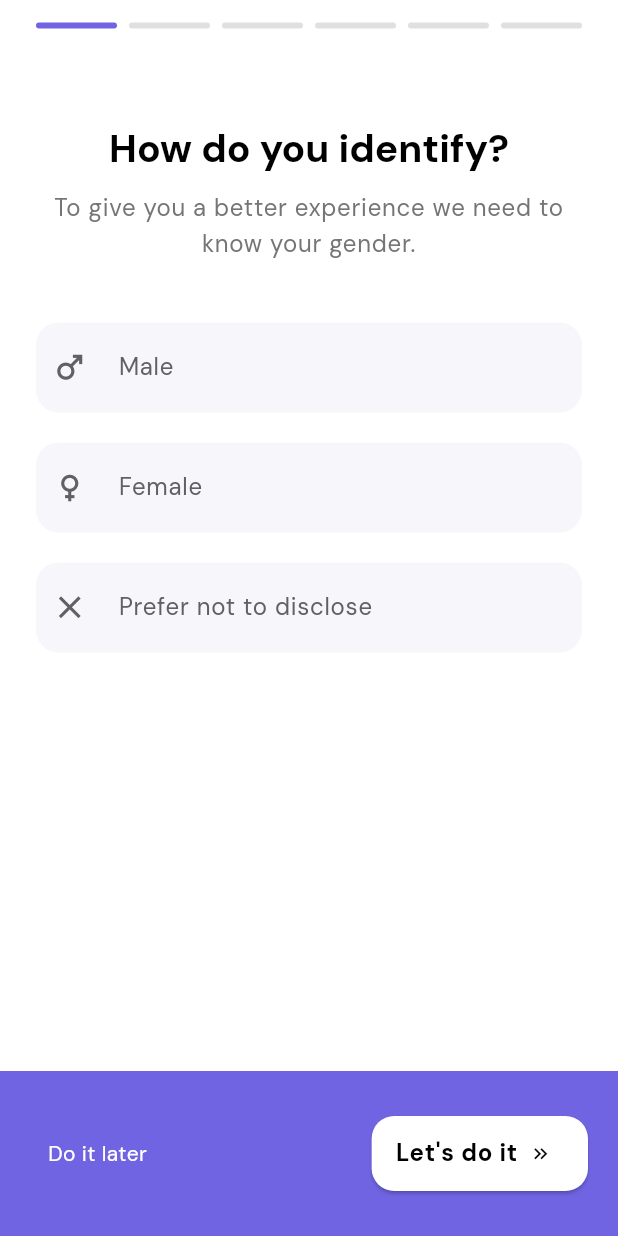
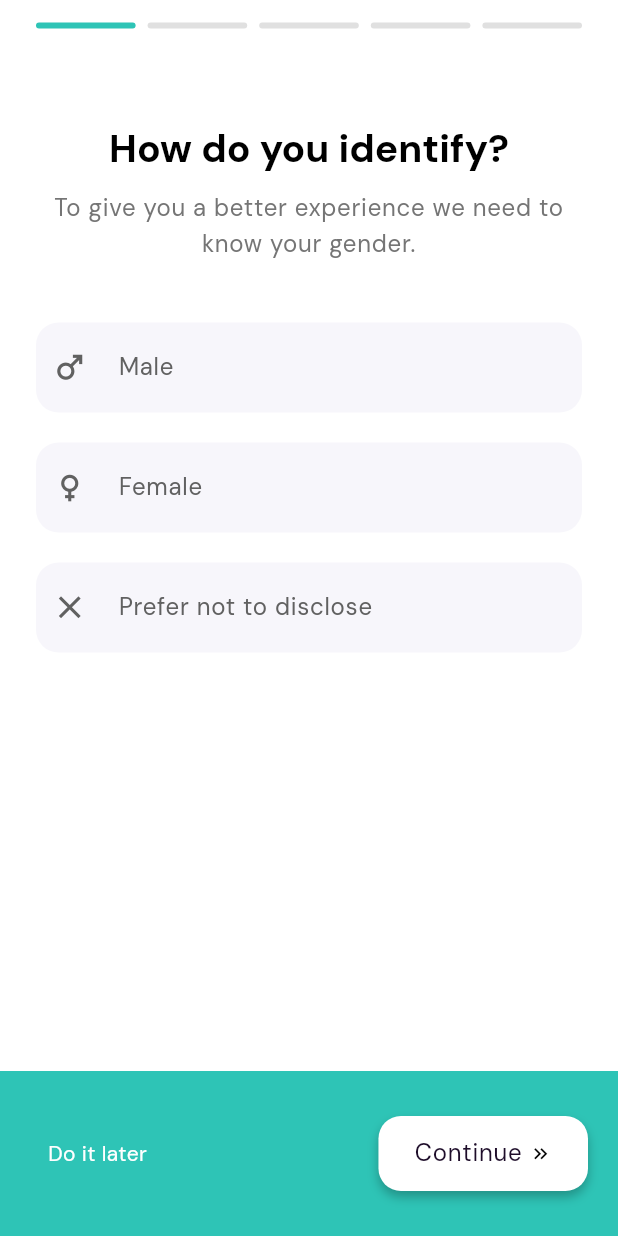
Before and after one commit to TheNairaSign/Forma, a Flutter app: the screen it shows after launch, after a tap on "Login", on a phone screen of 412 x 824 dp. Run offline on Flutter 3.47's test engine with Material 3 defaults, Android fonts, the phone set to English and light mode, and no system bars; our stand-ins replace animate_do, another_flushbar, circular_countdown_timer, fl_chart, flutter_animate, flutter_riverpod and 12 more; missing offline and left inert: android_alarm_manager_plus, vertical_weight_slider; accounts and stored records are empty; network calls fail; project files that could hold a hidden picture were left out.

Commit message:
refactor(ui): update color scheme and improve onboarding flow
- Replace deprecated color references with new GlobalColors
- Remove unused imports and commented code
- Enhance button styling and animations
- Streamline onboarding navigation logic
- Update text styles and spacing for better readability

```diff
--- a/lib/onboarding/screens/onboarding_screen.dart
+++ b/lib/onboarding/screens/onboarding_screen.dart
@@ -3,11 +3,12 @@ import 'package:workout_tracker/constants.dart';
 import 'package:workout_tracker/onboarding/screens/page_view_screens/age_slider_screen.dart';
 import 'package:workout_tracker/onboarding/screens/page_view_screens/food_preference_screen.dart';
 import 'package:workout_tracker/onboarding/screens/page_view_screens/gender_identity_screen.dart';
-import 'package:workout_tracker/onboarding/screens/page_view_screens/goal_screen.dart';
+// import 'package:workout_tracker/onboarding/screens/page_view_screens/goal_screen.dart';
 import 'package:workout_tracker/onboarding/screens/page_view_screens/height_slider_screen.dart';
 import 'package:workout_tracker/onboarding/screens/page_view_screens/weight_slider_screen.dart';
 import 'package:workout_tracker/onboarding/widgets/custom_bottom_sheet.dart';
 import 'package:workout_tracker/style/global_colors.dart';
+import 'package:workout_tracker/views/pages/navigation/navigation_page.dart';
 
 class OnboardingScreen extends StatefulWidget {
   const OnboardingScreen({super.key});
@@ -24,8 +25,16 @@ class _OnboardingScreenState extends State<OnboardingScreen> {
     WeightSliderScreen(),
     HeightSliderScreen(),
     FoodPreferenceScreen(),
-    GoalScreen()
+    // GoalScreen()
   ];
+
+  void toggleScreens() {
+    if (_currentPage == screens.length - 1) {
+      Navigator.of(context).push(MaterialPageRoute(builder: (ctx) => const NavigationPage()));
+    } else {
+      _pageController.nextPage(duration: Duration(milliseconds: 300), curve: Curves.easeIn);
+    }
+  }
 
   final PageController _pageController = PageController();
   int _currentPage = 0;
@@ -46,7 +55,7 @@ class _OnboardingScreenState extends State<OnboardingScreen> {
                       margin: EdgeInsets.symmetric(horizontal: 4),
                       height: 4,
                       decoration: BoxDecoration(
-                        color: index <= _currentPage ? GlobalColors.purple : Colors.grey[300],
+                        color: index <= _currentPage ? GlobalColors.primaryColor : Colors.grey[300],
                         borderRadius: BorderRadius.circular(2),
                       ),
                     ),
@@ -59,9 +68,7 @@ class _OnboardingScreenState extends State<OnboardingScreen> {
               child: PageView(
                 controller: _pageController,
                 onPageChanged: (index) {
-                  setState(() {
-                    _currentPage = index;
-                  });
+                  setState(() => _currentPage = index);
                 },
                 children: screens,
               )
@@ -69,7 +76,11 @@ class _OnboardingScreenState extends State<OnboardingScreen> {
           ],
         ),
       ),
-      bottomSheet: CustomBottomSheet(),
+      bottomSheet: CustomBottomSheet(
+        currentPage: _currentPage,
+        pages: screens.length,
+        onPressed: () => toggleScreens(),
+      ),
     );
   }
 }
--- a/lib/onboarding/screens/page_view_screens/age_slider_screen.dart
+++ b/lib/onboarding/screens/page_view_screens/age_slider_screen.dart
@@ -44,6 +44,7 @@ class _AgeSliderScreenState extends ConsumerState<AgeSliderScreen> {
               child: CupertinoPicker(
                 diameterRatio: 1,
                 backgroundColor: const Color(0xFFF7F7F7),
+                useMagnifier: true,
                 itemExtent: 50,
                 scrollController: FixedExtentScrollController(initialItem: selectedAge - 1),
                 onSelectedItemChanged: (int index) {
--- a/lib/onboarding/screens/page_view_screens/gender_identity_screen.dart
+++ b/lib/onboarding/screens/page_view_screens/gender_identity_screen.dart
@@ -53,14 +53,14 @@ class _GenderIdentityScreenState extends ConsumerState<GenderIdentityScreen> {
                     height: 60,
                     padding: EdgeInsets.all(10),
                     decoration: BoxDecoration(
-                      color: isSelected(index) ? GlobalColors.purple : Color(0xfff7f6fb),
+                      color: isSelected(index) ? GlobalColors.primaryColorLight : Color(0xfff7f6fb),
                       borderRadius: BorderRadius.circular(15),
                     ),
                     child: Row(
                       children: [
-                        Icon(Gender.values[index].icon, color: isSelected(index) ? Colors.white : Colors.grey[700], size: 25,),
+                        Icon(Gender.values[index].icon, color: isSelected(index) ? Colors.black : Colors.grey[700], size: 25,),
                         SizedBox(width: 20),
-                        Text(Gender.values[index].name, style: Theme.of(context).textTheme.bodyLarge?.copyWith(color: isSelected(index) ? Colors.white : Colors.grey[700]))
+                        Text(Gender.values[index].name, style: Theme.of(context).textTheme.bodyLarge?.copyWith(color: isSelected(index) ? Colors.black : Colors.grey[700]))
                       ]
                     )
                   )
--- a/lib/onboarding/screens/page_view_screens/height_slider_screen.dart
+++ b/lib/onboarding/screens/page_view_screens/height_slider_screen.dart
@@ -1,4 +1,3 @@
-import 'package:flutter/cupertino.dart';
 import 'package:flutter/material.dart';
 import 'package:flutter_riverpod/flutter_riverpod.dart';
 import 'package:vertical_weight_slider/vertical_weight_slider.dart';
--- a/lib/onboarding/screens/splash_screen.dart
+++ b/lib/onboarding/screens/splash_screen.dart
@@ -1,6 +1,5 @@
 import 'package:flutter/material.dart';
 import 'package:lottie/lottie.dart';
-import 'package:workout_tracker/onboarding/widgets/custom_bottom_sheet.dart';
 import 'package:workout_tracker/utils/constants.dart';
 
 class SplashScreen extends StatefulWidget {
@@ -105,7 +104,7 @@ class _SplashScreenState extends State<SplashScreen> with SingleTickerProviderSt
           ),
         ),
       ),
-      bottomSheet: CustomBottomSheet(),
+      // bottomSheet: CustomBottomSheet(),
     );
   }
 }
--- a/lib/onboarding/widgets/custom_bottom_sheet.dart
+++ b/lib/onboarding/widgets/custom_bottom_sheet.dart
@@ -1,22 +1,29 @@
 import 'package:flutter/material.dart';
+import 'package:workout_tracker/style/global_colors.dart';
+import 'package:workout_tracker/views/pages/navigation/navigation_page.dart';
+import 'package:workout_tracker/views/widgets/fluid_press_button.dart';
 
 class CustomBottomSheet extends StatelessWidget {
-  const CustomBottomSheet({super.key});
+  const CustomBottomSheet({super.key, required this.currentPage, required this.pages, required this.onPressed});
+  final int currentPage, pages;
+  final VoidCallback onPressed;
 
   @override
   Widget build(BuildContext context) {
+    final pageText = currentPage == pages - 1 ? 'Finish' : 'Continue';
     return Container(
       height: 110,
       padding: EdgeInsets.all(20),
       decoration: BoxDecoration(
-        color: Color(0xff7064e3),
+        // color: Color(0xff7064e3),
+        color: GlobalColors.primaryColor,
         // borderRadius: BorderRadius.only(topLeft: Radius.circular(30), topRight: Radius.circular(30)),
         // borderRadius: BorderRadius.vertical(top: Radius.circular(30))
       ),
       child: Row(
         children: [
           TextButton(
-            onPressed: () {},
+            onPressed: () => Navigator.of(context).push(MaterialPageRoute(builder: (ctx) => const NavigationPage())),
             child: Text(
               'Do it later',
               style: Theme.of(context).textTheme.bodyMedium?.copyWith(color: Colors.white)
@@ -25,20 +32,28 @@ class CustomBottomSheet extends StatelessWidget {
           const Spacer(),
           SizedBox(
             height: 50,
-            child: ElevatedButton.icon(
-              style: ElevatedButton.styleFrom(
-                backgroundColor: Colors.white,
-                // padding: EdgeInsets.symmetric(horizontal: 20, vertical: 10),
-                shape: RoundedRectangleBorder(
-                  borderRadius: BorderRadius.circular(15)
-                )
-              ),
-              onPressed: () {},
-              iconAlignment: IconAlignment.end,
-              icon: Icon(Icons.keyboard_double_arrow_right, color: Colors.black, size: 15,),
-              label: Text(
-                'Let\'s do it',
-                style: Theme.of(context).textTheme.bodyLarge?.copyWith(color: Colors.black, fontWeight: FontWeight.bold)
+            // child: ElevatedButton.icon(
+            //   style: ElevatedButton.styleFrom(
+            //     backgroundColor: Colors.white,
+            //     // padding: EdgeInsets.symmetric(horizontal: 20, vertical: 10),
+            //     shape: RoundedRectangleBorder(
+            //       borderRadius: BorderRadius.circular(15)
+            //     )
+            //   ),
+            //   onPressed: onPressed,
+            //   iconAlignment: IconAlignment.end,
+            //   icon: Icon(Icons.keyboard_double_arrow_right, color: Colors.black, size: 15,),
+            //   label: Text(
+            //     pageText,
+            //     style: Theme.of(context).textTheme.bodyLarge?.copyWith(color: Colors.black, fontWeight: FontWeight.bold)
+            //   )
+            // ),
+            child: FluidPressButton(
+              onPressed: onPressed,
+              text: pageText,
+              trailIcon: Padding(
+                padding: const EdgeInsets.only(left: 5),
+                child: Icon(Icons.keyboard_double_arrow_right, color: Colors.black, size: 15),
               )
             ),
           )
--- a/lib/onboarding/widgets/height_slector.dart
+++ b/lib/onboarding/widgets/height_slector.dart
@@ -1,5 +1,6 @@
 import 'package:flutter/material.dart';
 import 'package:workout_tracker/onboarding/widgets/segmented_control_widget.dart';
+import 'package:workout_tracker/style/global_colors.dart';
 
 class HeightSelector extends StatefulWidget {
   const HeightSelector({super.key});
@@ -88,7 +89,7 @@ class _HeightSelectorState extends State<HeightSelector> {
                         '$value',
                         style: TextStyle(
                           fontSize: isSelected ? 22 : 16,
-                          color: isSelected ? Colors.deepPurple : Colors.black54,
+                          color: isSelected ? GlobalColors.primaryColor : Colors.black54,
                           fontWeight: isSelected ? FontWeight.bold : FontWeight.normal,
                         ),
                       ),
@@ -98,7 +99,7 @@ class _HeightSelectorState extends State<HeightSelector> {
               ),
               Positioned(
                 right: 4,
-                child: Icon(Icons.arrow_drop_down, color: Colors.deepPurple),
+                child: Icon(Icons.arrow_drop_down, color: GlobalColors.primaryColor),
               ),
             ],
           ),
--- a/lib/onboarding/widgets/segmented_control_widget.dart
+++ b/lib/onboarding/widgets/segmented_control_widget.dart
@@ -40,11 +40,11 @@ class _CustomSegmentedControlState extends State<CustomSegmentedControl> {
             widget.onChanged(val);
           });
         },
-        selectedColor: GlobalColors.purple,
+        selectedColor: GlobalColors.primaryColorLight,
         unselectedColor: Colors.white,
         borderColor: const Color.fromARGB(45, 158, 158, 158),
         padding: EdgeInsets.zero,
-        pressedColor: Colors.deepPurple.withOpacity(0.2),
+        // pressedColor: Colors.deepPurple.withOpacity(0.2),
       ),
     );
   }
--- a/lib/views/pages/auth/login_page.dart.dart
+++ b/lib/views/pages/auth/login_page.dart.dart
@@ -1,5 +1,5 @@
 import 'package:flutter/material.dart';
-import 'package:lottie/lottie.dart';
+// import 'package:lottie/lottie.dart';
 import 'package:workout_tracker/onboarding/screens/onboarding_screen.dart';
 import 'package:workout_tracker/style/global_colors.dart';
 import 'package:workout_tracker/utils/constants.dart';
@@ -29,14 +29,15 @@ class _LoginPageState extends State<LoginPage> {
           padding: Constants.bodyPadding,
           child: AnimatedPageEntry(
             verticalOffset: 50,
+            duration: Duration(milliseconds: 400),
               children: [
-                Center(child: Text('FORMA', style: Theme.of(context).textTheme.displaySmall?.copyWith(color: GlobalColors.purple))),
-                const SizedBox(height: 30),
+                Center(child: Text('Forma', style: Theme.of(context).textTheme.displaySmall?.copyWith(color: GlobalColors.primaryColor))),
+                const SizedBox(height: 20),
 
                 Text('Login to your Account', style: Theme.of(context).textTheme.headlineSmall?.copyWith(fontWeight: FontWeight.bold)),
-                const SizedBox(height: 15),
+                // const SizedBox(height: 15),
 
-                Lottie.asset('assets/lottie/workout-duo-animation.json'),
+                // Lottie.asset('assets/lottie/workout-duo-animation.json'),
 
                 const SizedBox(height: 30),
 
@@ -45,7 +46,7 @@ class _LoginPageState extends State<LoginPage> {
                 CustomTextField(hintText: 'Password', controller: controller, labelText: 'Password',),
                 const SizedBox(height: 25),
                 BlueButton(onPressed: () => Navigator.of(context).push(SlidePageRoute(page: OnboardingScreen())), text: 'Login'),
-                const SizedBox(height: 70),
+                const SizedBox(height: 50),
 
                 Row(
                   mainAxisAlignment: MainAxisAlignment.center,
@@ -54,7 +55,7 @@ class _LoginPageState extends State<LoginPage> {
                     const SizedBox(width: 5),
                     GestureDetector(
                       onTap: widget.toggleView,
-                      child: Text("Sign up", style: Theme.of(context).textTheme.bodySmall?.copyWith(color: GlobalColors.primaryBlue))),
+                      child: Text("Sign up", style: Theme.of(context).textTheme.bodySmall?.copyWith(color: GlobalColors.primaryColor, decoration: TextDecoration.underline))),
                   ],
                 ),
               ],
--- a/lib/views/widgets/blue_button.dart
+++ b/lib/views/widgets/blue_button.dart
@@ -67,7 +67,7 @@ class _BlueButtonState extends State<BlueButton> with SingleTickerProviderStateM
           height: 50,
           padding: const EdgeInsets.symmetric(horizontal: 24, vertical: 12),
           decoration: BoxDecoration(
-            color: GlobalColors.primaryBlue,
+            color: GlobalColors.primaryColor,
             borderRadius: BorderRadius.circular(15),
             boxShadow: const [
               BoxShadow(
--- a/lib/views/widgets/fluid_press_button.dart
+++ b/lib/views/widgets/fluid_press_button.dart
@@ -4,6 +4,7 @@ class FluidPressButton extends StatefulWidget {
   final VoidCallback onPressed;
   final String text;
   final Color? backgroundColor, textColor;
+  final Widget? trailIcon;
 
   const FluidPressButton({
     super.key,
@@ -11,6 +12,7 @@ class FluidPressButton extends StatefulWidget {
     required this.text,
     this.backgroundColor = Colors.white,
     this.textColor = const Color(0xff1e0d2a),
+    this.trailIcon
   });
 
   @override
@@ -49,7 +51,7 @@ class _FluidPressButtonState extends State<FluidPressButton> with SingleTickerPr
 
   void _onTapUp(TapUpDetails details) {
     _controller.reverse();
-    widget.onPressed();
+    // widget.onPressed();
   }
 
   void _onTapCancel() {
@@ -70,7 +72,7 @@ class _FluidPressButtonState extends State<FluidPressButton> with SingleTickerPr
           padding: const EdgeInsets.symmetric(horizontal: 24, vertical: 12),
           decoration: BoxDecoration(
             color: widget.backgroundColor,
-            borderRadius: BorderRadius.circular(20),
+            borderRadius: BorderRadius.circular(15),
             boxShadow: const [
               BoxShadow(
                 color: Colors.black26,
@@ -80,10 +82,15 @@ class _FluidPressButtonState extends State<FluidPressButton> with SingleTickerPr
             ],
           ),
           child: Center(
-            child: Text(
-              widget.text,
-              textAlign: TextAlign.center,
-              style: Theme.of(context).textTheme.bodyLarge!.copyWith(color: widget.textColor)
+            child: Row(
+              children: [
+                Text(
+                  widget.text,
+                  textAlign: TextAlign.center,
+                  style: Theme.of(context).textTheme.bodyLarge!.copyWith(color: widget.textColor)
+                ),
+                widget.trailIcon ?? const SizedBox.shrink(),
+              ],
             ),
           ),
         ),
```
Also changed, not shown: lib/onboarding/screens/page_view_screens/food_preference_screen.dart (+8 -2 lines), lib/providers/workout_item_notifier.dart (+5 -3 lines), lib/views/pages/auth/sign_up_page.dart.dart (+5 -4 lines).
